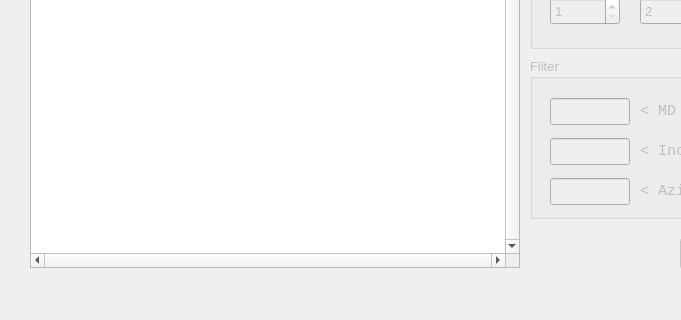
This is SurveyImport_Vst.ui in Ivanfdezr/CentralSoftware as Qt 5 draws it before an edit; both pictures show x 0 to 681 and y 502 to 822 of the 1202 by 822 pixel window. The edited form follows.
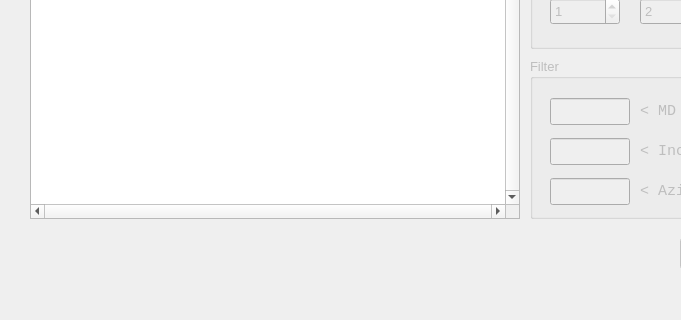
This is the edited form.

Patch:
```diff
--- a/SurveyImport_Vst.ui
+++ b/SurveyImport_Vst.ui
@@ -1701,7 +1701,7 @@
      <x>30</x>
      <y>70</y>
      <width>490</width>
-     <height>700</height>
+     <height>651</height>
     </rect>
    </property>
    <property name="font">
@@ -1733,6 +1733,26 @@
     <number>40</number>
    </property>
   </widget>
+  <widget class="QLabel" name="siStatus_label">
+   <property name="geometry">
+    <rect>
+     <x>30</x>
+     <y>750</y>
+     <width>521</width>
+     <height>21</height>
+    </rect>
+   </property>
+   <property name="font">
+    <font>
+     <pointsize>10</pointsize>
+     <weight>75</weight>
+     <bold>true</bold>
+    </font>
+   </property>
+   <property name="text">
+    <string/>
+   </property>
+  </widget>
  </widget>
  <resources/>
  <connections/>
```
